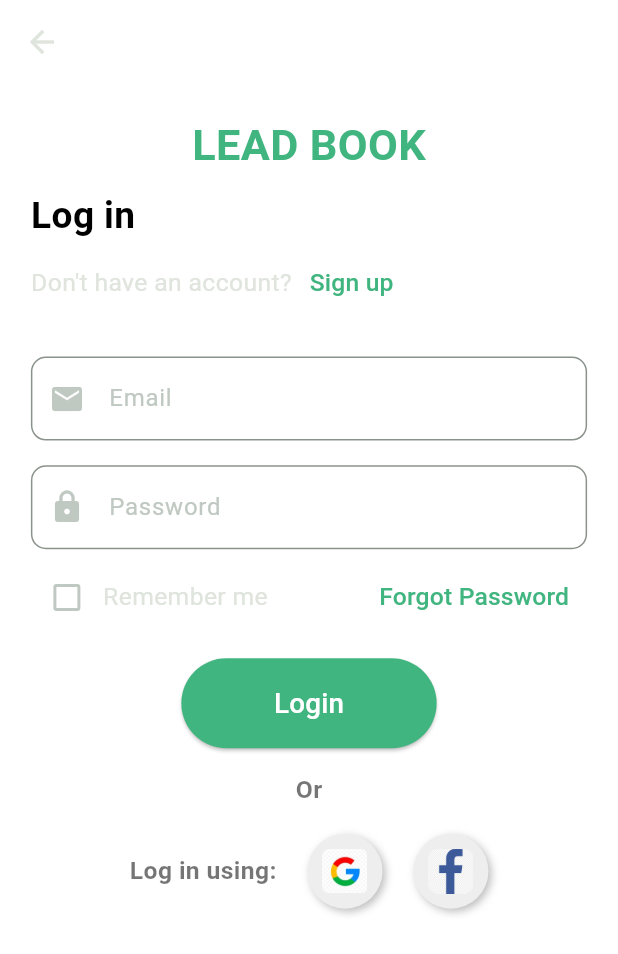
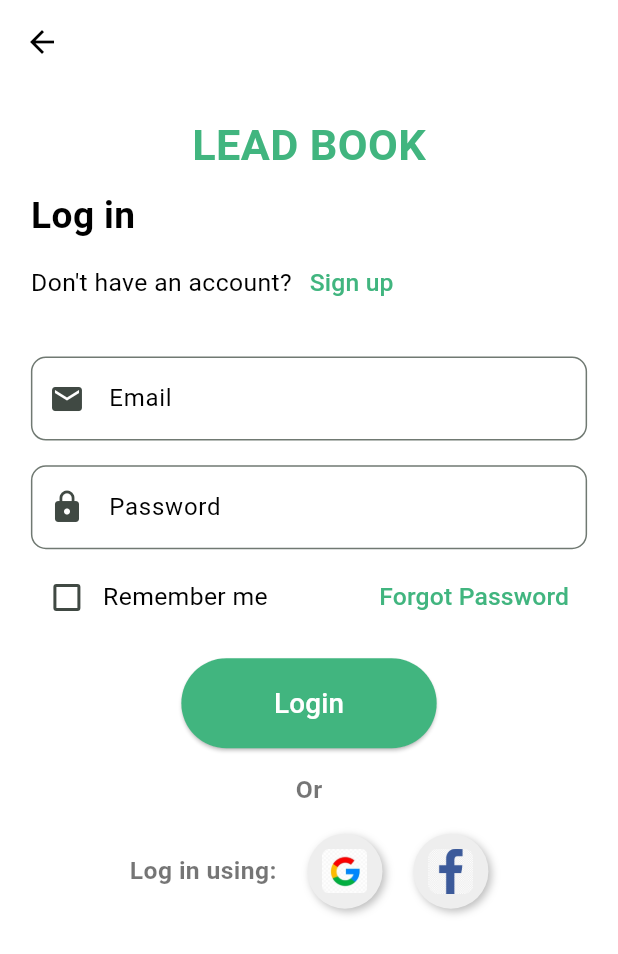
Before and after one commit to was-saf/leadbook, a Flutter app: the screen it shows after launch, after a tap on "Login", on a phone screen of 412 x 824 dp. Shown: the top 954 px of the screen. Run offline on Flutter 3.47's test engine with Material 3 defaults, Android fonts, the phone set to English and light mode, and no system bars.

Commit message:
Fixed Text Colours appearing too dull and added image asset as well as fixed dark mode and home screen.

```diff
--- a/lib/data/notifiers.dart
+++ b/lib/data/notifiers.dart
@@ -1,4 +1,4 @@
 import 'package:flutter/material.dart';
 
-ValueNotifier<int> selectedPageNotifier = ValueNotifier(0);
-ValueNotifier<bool> isDarkModeNotifier = ValueNotifier(true);
+ValueNotifier<int> selectedPageNotifier = ValueNotifier(1);
+ValueNotifier<bool> isDarkModeNotifier = ValueNotifier(false);
--- a/lib/views/pages/loginscreen.dart
+++ b/lib/views/pages/loginscreen.dart
@@ -1,6 +1,8 @@
 import 'package:flutter/material.dart';
+import 'package:leadbook/data/notifiers.dart';
 import 'package:leadbook/views/pages/forgotpassword.dart';
 import 'package:leadbook/views/pages/SignUpScreen.dart';
+import 'package:leadbook/views/widget_tree.dart';
 
 class LoginScreen extends StatefulWidget {
   @override
@@ -17,7 +19,16 @@ class _LoginScreenState extends State<LoginScreen> {
     final padding = screenSize.width * 0.05; // 5% of screen width for padding
 
     return Scaffold(
-      appBar: AppBar(backgroundColor: Colors.white, elevation: 0),
+      appBar: AppBar(
+        backgroundColor: Colors.white,
+        elevation: 0,
+        leading: IconButton(
+          icon: Icon(Icons.arrow_back, color: Colors.black),
+          onPressed: () {
+            Navigator.pop(context);
+          },
+        ),
+      ),
       backgroundColor: Colors.white,
       body: Padding(
         padding: EdgeInsets.all(padding),
@@ -49,7 +60,10 @@ class _LoginScreenState extends State<LoginScreen> {
                 children: [
                   Text(
                     "Don't have an account?",
-                    style: TextStyle(fontSize: screenSize.width * 0.04),
+                    style: TextStyle(
+                      fontSize: screenSize.width * 0.04,
+                      color: Colors.black,
+                    ),
                   ),
                   TextButton(
                     onPressed: () {
@@ -83,7 +97,10 @@ class _LoginScreenState extends State<LoginScreen> {
                   ),
                   Text(
                     'Remember me',
-                    style: TextStyle(fontSize: screenSize.width * 0.04),
+                    style: TextStyle(
+                      fontSize: screenSize.width * 0.04,
+                      color: Colors.black,
+                    ),
                   ),
                   Spacer(),
                   TextButton(
@@ -109,7 +126,15 @@ class _LoginScreenState extends State<LoginScreen> {
               Center(
                 child: ElevatedButton(
                   onPressed: () {
-                    // Handle login button press
+                    selectedPageNotifier.value = 1;
+                    Navigator.pushReplacement(
+                      context,
+                      MaterialPageRoute(
+                        builder: (context) {
+                          return WidgetTree();
+                        },
+                      ),
+                    );
                   },
                   style: ElevatedButton.styleFrom(
                     backgroundColor: Color(0xFF41B57F),
@@ -177,8 +202,10 @@ class _LoginScreenState extends State<LoginScreen> {
     return Padding(
       padding: EdgeInsets.symmetric(vertical: screenSize.height * 0.01),
       child: TextField(
+        style: TextStyle(color: Colors.black), // Set input text color to black
         decoration: InputDecoration(
           labelText: label,
+          labelStyle: TextStyle(color: Colors.black),
           prefixIcon: Icon(icon),
           border: OutlineInputBorder(borderRadius: BorderRadius.circular(10.0)),
         ),
@@ -189,7 +216,14 @@ class _LoginScreenState extends State<LoginScreen> {
   Widget _buildSocialLoginButton(String assetPath) {
     return GestureDetector(
       onTap: () {
-        // Handle social login
+        Navigator.pushReplacement(
+          context,
+          MaterialPageRoute(
+            builder: (context) {
+              return WidgetTree();
+            },
+          ),
+        );
       },
       child: Container(
         width: 50,
```
Also changed, not shown: lib/views/pages/asstudent.dart (+26 -2 lines), lib/views/pages/astutor.dart (+26 -2 lines), lib/views/pages/forgotpassword.dart (+17 -2 lines), lib/views/pages/home_page.dart (+55 -1 lines), lib/views/pages/signupscreen.dart (+15 -2 lines), lib/views/pages/studenttutorscreen.dart (+12 -3 lines), lib/views/widget_tree.dart (+6 -2 lines), assets/images/white_no_bg.png (added).
